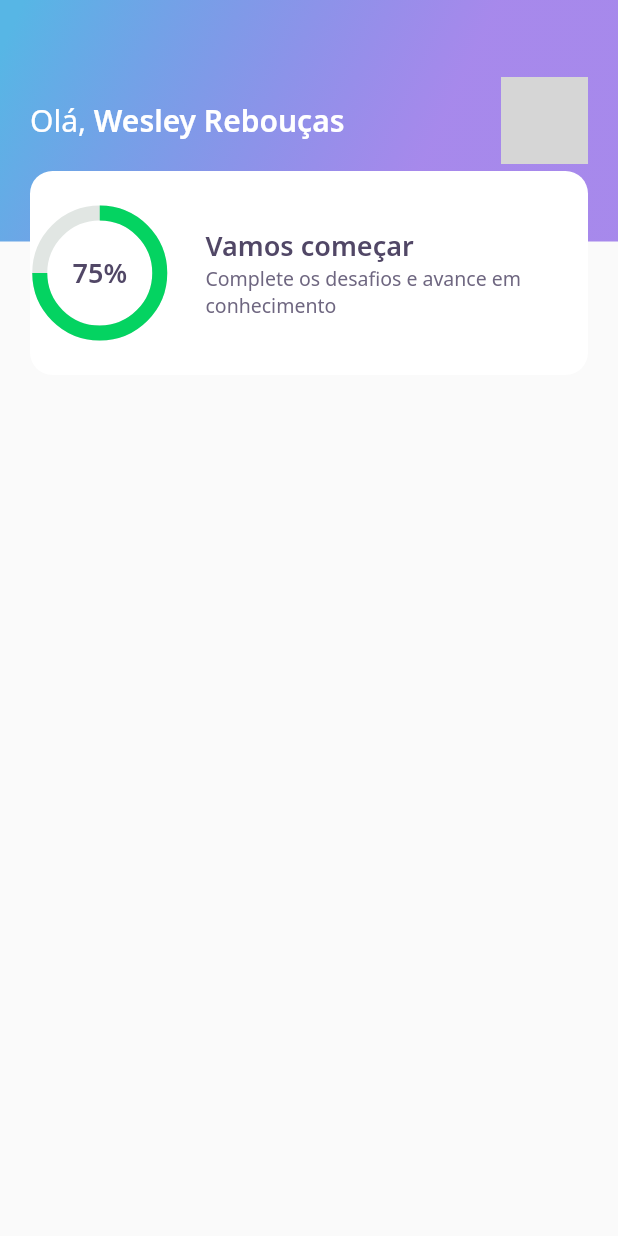
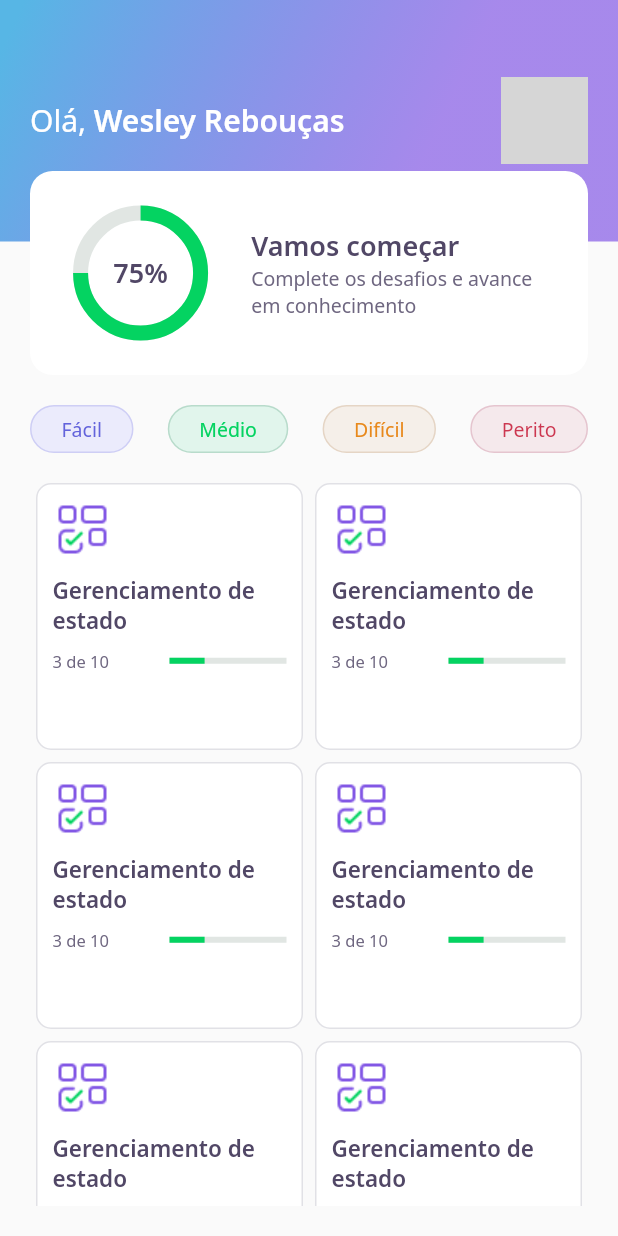
Before and after one commit to WesleyReboucas/DevQuiz, a Flutter app: the screen it shows after launch, on a phone screen of 412 x 824 dp. Run offline on Flutter 3.47's test engine with Material 2 defaults, Android fonts, the phone set to English and light mode, and no system bars; our stand-ins replace google_fonts; network calls fail; grey boxes are pictures that could not be loaded.

Commit message:
Create HomePage and QuizPage

```diff
--- a/lib/core/app_widget.dart
+++ b/lib/core/app_widget.dart
@@ -1,4 +1,5 @@
 // import 'package:DevQuiz/home/home_page.dart';
+// import 'package:DevQuiz/challenge/challenge_page.dart';
 import 'package:DevQuiz/home/home_page.dart';
 // import 'package:DevQuiz/splash/splash_page.dart';
 import 'package:flutter/material.dart';
--- a/lib/home/home_page.dart
+++ b/lib/home/home_page.dart
@@ -1,4 +1,6 @@
 import 'package:DevQuiz/home/widgets/appbar/app_bar_widget.dart';
+import 'package:DevQuiz/home/widgets/level_button/level_button_widget.dart';
+import 'package:DevQuiz/home/widgets/quiz_card/quiz_card_widget.dart';
 import 'package:flutter/material.dart';
 
 class HomePage extends StatefulWidget {
@@ -11,6 +13,43 @@ class _HomePageState extends State<HomePage> {
   Widget build(BuildContext context) {
     return Scaffold(
       appBar: AppBarWidget(),
+      body: Padding(
+        padding: const EdgeInsets.symmetric(horizontal: 20, vertical: 20),
+        child: Column(
+          children: [
+            Row(
+              mainAxisAlignment: MainAxisAlignment.spaceBetween,
+              children: [
+                LevelButtonWidget(
+                  label: 'Fácil',
+                ),
+                LevelButtonWidget(
+                  label: 'Médio',
+                ),
+                LevelButtonWidget(
+                  label: 'Difícil',
+                ),
+                LevelButtonWidget(
+                  label: 'Perito',
+                ),
+              ],
+            ),
+            Expanded(
+              child: GridView.count(
+                crossAxisCount: 2,
+                children: [
+                  QuizCardWidget(),
+                  QuizCardWidget(),
+                  QuizCardWidget(),
+                  QuizCardWidget(),
+                  QuizCardWidget(),
+                  QuizCardWidget(),
+                ],
+              ),
+            ),
+          ],
+        ),
+      ),
     );
   }
 }
--- /dev/null
+++ b/lib/home/widgets/level_button/level_button_widget.dart
@@ -0,0 +1,57 @@
+import 'package:DevQuiz/core/core.dart';
+import 'package:flutter/material.dart';
+import 'package:google_fonts/google_fonts.dart';
+
+class LevelButtonWidget extends StatelessWidget {
+  final String label;
+  LevelButtonWidget({
+    Key? key,
+    required this.label,
+  })   : assert(["Fácil", "Médio", "Difícil", "Perito"].contains(label)),
+        super(key: key);
+
+  final config = {
+    "Fácil": {
+      "color": AppColors.levelButtonFacil,
+      "borderColor": AppColors.levelButtonBorderFacil,
+      "fontColor": AppColors.levelButtonTextFacil,
+    },
+    "Médio": {
+      "color": AppColors.levelButtonMedio,
+      "borderColor": AppColors.levelButtonBorderMedio,
+      "fontColor": AppColors.levelButtonTextMedio,
+    },
+    "Difícil": {
+      "color": AppColors.levelButtonDificil,
+      "borderColor": AppColors.levelButtonBorderDificil,
+      "fontColor": AppColors.levelButtonTextDificil,
+    },
+    "Perito": {
+      "color": AppColors.levelButtonPerito,
+      "borderColor": AppColors.levelButtonBorderPerito,
+      "fontColor": AppColors.levelButtonTextPerito,
+    },
+  };
+
+  Color get color => config[label]!["color"]!;
+  Color get borderColor => config[label]!["borderColor"]!;
+  Color get fontColor => config[label]!["fontColor"]!;
+
+  @override
+  Widget build(BuildContext context) {
+    return Padding(
+      padding: const EdgeInsets.only(bottom: 16),
+      child: Container(
+        decoration: BoxDecoration(
+            color: color,
+            border: Border.fromBorderSide(BorderSide(color: borderColor)),
+            borderRadius: BorderRadius.circular(28)),
+        child: Padding(
+          padding: const EdgeInsets.symmetric(horizontal: 20, vertical: 6),
+          child: Text(label,
+              style: GoogleFonts.notoSans(color: fontColor, fontSize: 13)),
+        ),
+      ),
+    );
+  }
+}
--- /dev/null
+++ b/lib/home/widgets/quiz_card/quiz_card_widget.dart
@@ -0,0 +1,55 @@
+import 'package:DevQuiz/core/core.dart';
+import 'package:DevQuiz/shared/widgets/progess_indicator/progress_indicator_widget.dart';
+import 'package:flutter/material.dart';
+
+class QuizCardWidget extends StatelessWidget {
+  @override
+  Widget build(BuildContext context) {
+    return Padding(
+      padding: const EdgeInsets.all(4.0),
+      child: Container(
+        padding: EdgeInsets.all(10),
+        decoration: BoxDecoration(
+            border: Border.fromBorderSide(BorderSide(color: AppColors.border)),
+            color: AppColors.white,
+            borderRadius: BorderRadius.circular(10)),
+        child: Column(
+          crossAxisAlignment: CrossAxisAlignment.start,
+          children: [
+            Container(
+              height: 40,
+              width: 40,
+              child: Image.asset(AppImages.blocks),
+            ),
+            SizedBox(
+              height: 10,
+            ),
+            Text(
+              "Gerenciamento de estado",
+              style: AppTextStyles.heading15,
+            ),
+            SizedBox(
+              height: 10,
+            ),
+            Row(
+              children: [
+                Expanded(
+                  flex: 1,
+                  child: Text(
+                    "3 de 10",
+                    style: AppTextStyles.body11,
+                  ),
+                ),
+                Expanded(
+                    flex: 1,
+                    child: ProgressIndicatorWidget(
+                      value: 0.3,
+                    ))
+              ],
+            )
+          ],
+        ),
+      ),
+    );
+  }
+}
--- a/lib/home/widgets/score_card/score_card_widget.dart
+++ b/lib/home/widgets/score_card/score_card_widget.dart
@@ -14,17 +14,19 @@ class ScoreCardWidget extends StatelessWidget {
         height: 136,
         decoration: BoxDecoration(
             color: AppColors.white, borderRadius: BorderRadius.circular(15)),
+        child: Padding(
+          padding: const EdgeInsets.only(left: 24),
           child: Row(
             crossAxisAlignment: CrossAxisAlignment.center,
             children: [
               Expanded(
-              flex: 1,
+                flex: 2,
                 child: ChartWdiget(),
               ),
               Expanded(
-              flex: 3,
+                flex: 5,
                 child: Padding(
-                padding: const EdgeInsets.only(left: 24),
+                  padding: const EdgeInsets.symmetric(horizontal: 24),
                   child: Column(
                     mainAxisAlignment: MainAxisAlignment.center,
                     crossAxisAlignment: CrossAxisAlignment.start,
@@ -44,6 +46,7 @@ class ScoreCardWidget extends StatelessWidget {
             ],
           ),
         ),
+      ),
     );
   }
 }
--- /dev/null
+++ b/lib/shared/widgets/progess_indicator/progress_indicator_widget.dart
@@ -0,0 +1,17 @@
+import 'package:DevQuiz/core/app_colors.dart';
+import 'package:flutter/material.dart';
+
+class ProgressIndicatorWidget extends StatelessWidget {
+  final double value;
+  const ProgressIndicatorWidget({Key? key, required this.value})
+      : super(key: key);
+
+  @override
+  Widget build(BuildContext context) {
+    return LinearProgressIndicator(
+      value: value,
+      backgroundColor: AppColors.chartSecondary,
+      valueColor: AlwaysStoppedAnimation<Color>(AppColors.chartPrimary),
+    );
+  }
+}
```
Also changed, not shown: lib/challenge/challenge_page.dart (added, +23 -0 lines), lib/challenge/widgets/awnser/awnser_widget.dart (added, +80 -0 lines), lib/challenge/widgets/question_indicator/question_indicator_widget.dart (added, +33 -0 lines), lib/challenge/widgets/quiz/quiz_widget.dart (added, +45 -0 lines). Lines whose indentation alone changed are shown as unchanged.
